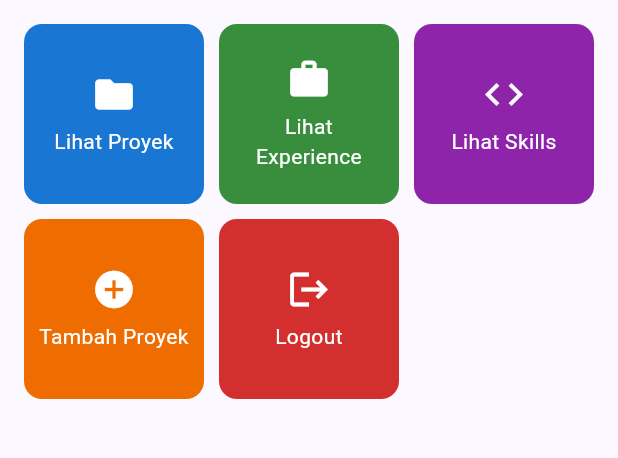
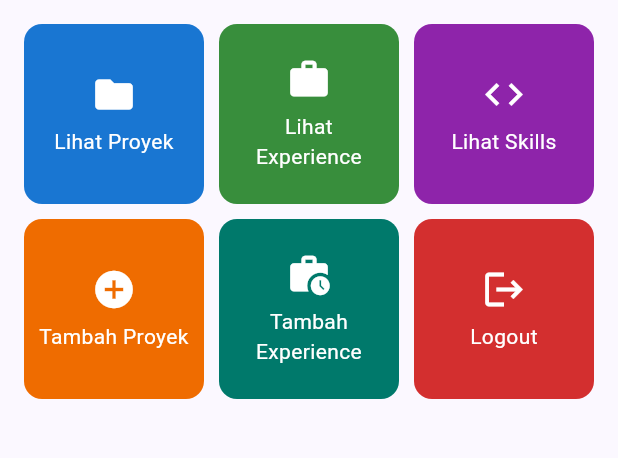
Before and after one commit to mahendraaaaaaaa/portofolio_mobile, a Flutter app: the MyHomePage screen opened directly, in the side drawer, after a tap on "Home", on a phone screen of 412 x 824 dp, the part 363-821 px from its top. Run offline on Flutter 3.47's test engine with Material 3 defaults, Android fonts, the phone set to English and light mode, and no system bars; our stand-ins replace material_ui; statements that could not run were skipped.

Commit message:
feat(navigation): add experience action card and drawer option, fix drawer home stacking

```diff
--- a/lib/screens/menu.dart
+++ b/lib/screens/menu.dart
@@ -1,5 +1,7 @@
 import 'package:material_ui/material_ui.dart';
 import 'package:myportofolio_mobile/models/item_homepage.dart';
+import 'package:myportofolio_mobile/screens/experience_form.dart';
+import 'package:myportofolio_mobile/screens/project_form.dart';
 import 'package:myportofolio_mobile/widgets/info_card.dart';
 import 'package:myportofolio_mobile/widgets/left_drawer.dart';
 import 'package:myportofolio_mobile/widgets/project_card.dart';
@@ -19,13 +21,25 @@ class MyHomePage extends StatelessWidget {
   final String nama = "Bagas Mahendra Sri Kasta";
   final String kelas = "A";
 
-  /// Daftar tombol menu. Warna tiap tombol diatur lewat data di sini, jadi
-  /// menambah tombol baru cukup menambah satu baris, tanpa menyentuh [ItemCard].
+  /// Daftar tombol menu. Warna dan halaman tujuan tiap tombol diatur lewat
+  /// data di sini, jadi menambah tombol baru cukup menambah satu baris, tanpa
+  /// menyentuh [ItemCard].
   final List<ItemHomepage> items = [
     ItemHomepage("Lihat Proyek", Icons.folder, Colors.blue.shade700),
     ItemHomepage("Lihat Experience", Icons.work, Colors.green.shade700),
     ItemHomepage("Lihat Skills", Icons.code, Colors.purple.shade600),
-    ItemHomepage("Tambah Proyek", Icons.add_circle, Colors.orange.shade800),
+    ItemHomepage(
+      "Tambah Proyek",
+      Icons.add_circle,
+      Colors.orange.shade800,
+      destination: (_) => const ProjectFormPage(),
+    ),
+    ItemHomepage(
+      "Tambah Experience",
+      Icons.work_history,
+      Colors.teal.shade700,
+      destination: (_) => const ExperienceFormPage(),
+    ),
     ItemHomepage(
       "Logout",
       Icons.logout,
--- a/lib/widgets/left_drawer.dart
+++ b/lib/widgets/left_drawer.dart
@@ -1,10 +1,12 @@
 import 'package:material_ui/material_ui.dart';
+import 'package:myportofolio_mobile/screens/experience_form.dart';
 import 'package:myportofolio_mobile/screens/menu.dart';
 import 'package:myportofolio_mobile/screens/project_form.dart';
 
 /// Menu yang bisa digeser dari sisi kiri layar, untuk berpindah antara halaman
-/// utama dan halaman tambah proyek. Dipasang lewat properti `drawer` milik
-/// Scaffold, jadi tombol hamburger di AppBar muncul otomatis.
+/// utama, halaman tambah proyek, dan halaman tambah experience. Dipasang lewat
+/// properti `drawer` milik Scaffold, jadi tombol hamburger di AppBar muncul
+/// otomatis. Drawer yang sama dipakai di semua halaman tersebut.
 class LeftDrawer extends StatelessWidget {
   const LeftDrawer({super.key});
 
@@ -42,20 +44,24 @@ class LeftDrawer extends StatelessWidget {
           ListTile(
             leading: const Icon(Icons.home_outlined),
             title: const Text('Home'),
-            // pushReplacement: halaman sekarang diganti, bukan ditumpuk, jadi
-            // pengguna tidak menumpuk halaman yang sama berkali-kali.
+            // pushAndRemoveUntil: halaman utama menggantikan seluruh tumpukan
+            // halaman. Kalau form dibuka dari kartu, tumpukannya sudah berisi
+            // halaman utama; pushReplacement biasa akan meninggalkan dua
+            // halaman utama bertumpuk.
             onTap: () {
-              Navigator.pushReplacement(
+              Navigator.pushAndRemoveUntil(
                 context,
                 MaterialPageRoute(
                   builder: (context) => MyHomePage(),
                 ),
+                (route) => false,
               );
             },
           ),
           ListTile(
             leading: const Icon(Icons.add_circle_outline),
             title: const Text('Add Project'),
+            // pushReplacement: halaman sekarang diganti, bukan ditumpuk.
             onTap: () {
               Navigator.pushReplacement(
                 context,
@@ -65,6 +71,18 @@ class LeftDrawer extends StatelessWidget {
               );
             },
           ),
+          ListTile(
+            leading: const Icon(Icons.work_history_outlined),
+            title: const Text('Add Experience'),
+            onTap: () {
+              Navigator.pushReplacement(
+                context,
+                MaterialPageRoute(
+                  builder: (context) => const ExperienceFormPage(),
+                ),
+              );
+            },
+          ),
         ],
       ),
     );
```
